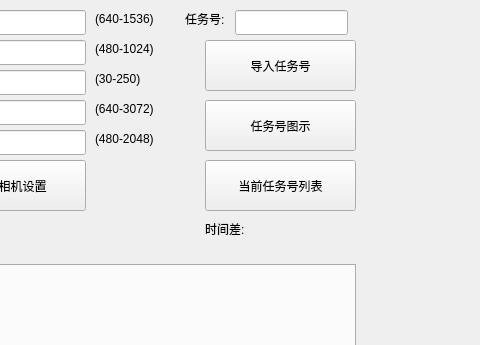
Before: the Qt Designer form qtmysunnydlg.ui in qubo188612/qtmysunny, drawn with Qt 5; both pictures show x 325 to 805 and y 0 to 345 of the 1221 by 758 pixel window.
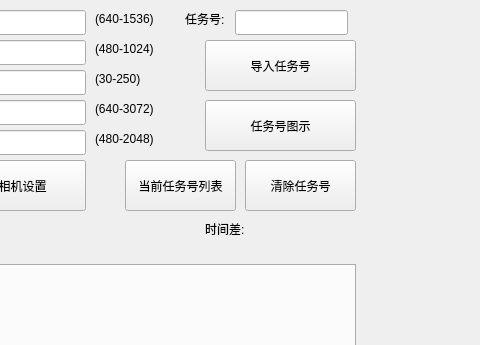
After: the same form once the commit is applied. Custom widgets are drawn as their Qt base class.

```diff
--- a/qtmysunnydlg.ui
+++ b/qtmysunnydlg.ui
@@ -4997,9 +4997,9 @@
   <widget class="QPushButton" name="tasklistshowBtn">
    <property name="geometry">
     <rect>
-     <x>530</x>
+     <x>450</x>
      <y>160</y>
-     <width>151</width>
+     <width>111</width>
      <height>51</height>
     </rect>
    </property>
@@ -5007,6 +5007,19 @@
     <string>当前任务号列表</string>
    </property>
   </widget>
+  <widget class="QPushButton" name="taskclearBtn">
+   <property name="geometry">
+    <rect>
+     <x>570</x>
+     <y>160</y>
+     <width>111</width>
+     <height>51</height>
+    </rect>
+   </property>
+   <property name="text">
+    <string>清除任务号</string>
+   </property>
+  </widget>
  </widget>
  <customwidgets>
   <customwidget>
```
